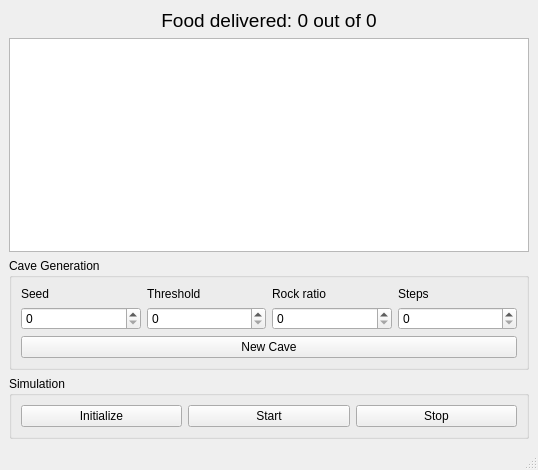
Nargaruga/Ant-Simulator, file main_window.ui: the form before one commit.
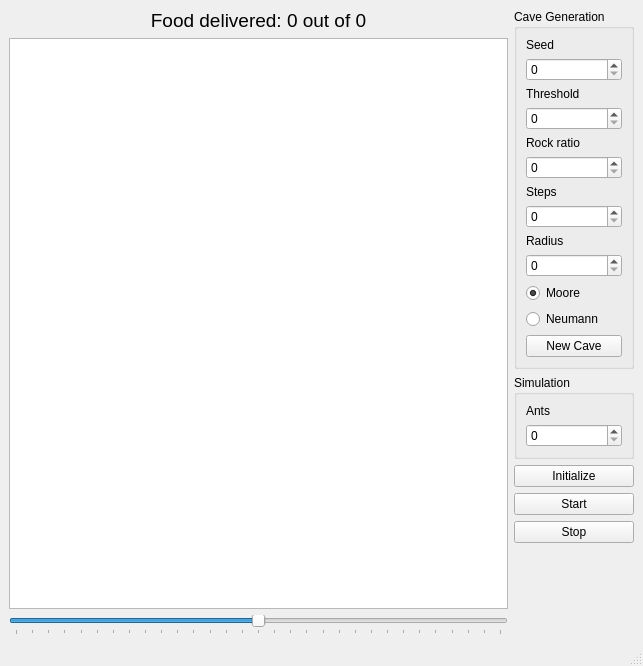
The form after the commit.

Commit message: Added zoom capability and cave generation neighbourhood modes; modified GUI; refactored some code

Diff of the .ui file:
```diff
--- a/main_window.ui
+++ b/main_window.ui
@@ -6,8 +6,8 @@
    <rect>
     <x>0</x>
     <y>0</y>
-    <width>538</width>
-    <height>470</height>
+    <width>643</width>
+    <height>666</height>
    </rect>
   </property>
   <property name="windowTitle">
@@ -16,7 +16,9 @@
   <widget class="QWidget" name="centralwidget">
    <layout class="QVBoxLayout" name="verticalLayout_2">
     <item>
-     <layout class="QHBoxLayout" name="horizontalLayout">
+     <layout class="QHBoxLayout" name="top">
+      <item>
+       <layout class="QVBoxLayout" name="topLeft">
       <item>
        <widget class="QLabel" name="foodCountLbl">
         <property name="font">
@@ -32,10 +34,6 @@
         </property>
        </widget>
       </item>
-     </layout>
-    </item>
-    <item>
-     <layout class="QVBoxLayout" name="verticalLayout">
       <item>
        <widget class="QGraphicsView" name="graphicsView">
         <property name="sizePolicy">
@@ -46,8 +44,33 @@
         </property>
        </widget>
       </item>
-     </layout>
-    </item>
+        <item>
+         <layout class="QHBoxLayout" name="zoomControl">
+          <item>
+           <widget class="QSlider" name="zoomSlider">
+            <property name="minimum">
+             <number>200</number>
+            </property>
+            <property name="maximum">
+             <number>500</number>
+            </property>
+            <property name="value">
+             <number>350</number>
+            </property>
+            <property name="orientation">
+             <enum>Qt::Horizontal</enum>
+            </property>
+            <property name="tickPosition">
+             <enum>QSlider::TicksBelow</enum>
+            </property>
+           </widget>
+          </item>
+         </layout>
+        </item>
+       </layout>
+      </item>
+      <item>
+       <layout class="QVBoxLayout" name="topRight">
     <item>
      <widget class="QGroupBox" name="caveBox">
       <property name="title">
@@ -55,49 +78,76 @@
       </property>
       <layout class="QVBoxLayout" name="verticalLayout_3">
        <item>
-        <layout class="QGridLayout" name="parametersGrid">
-         <item row="0" column="0">
+            <layout class="QVBoxLayout" name="genControl">
+             <item>
           <widget class="QLabel" name="seedLbl">
            <property name="text">
             <string>Seed</string>
            </property>
           </widget>
          </item>
-         <item row="0" column="1">
+             <item>
+              <widget class="QSpinBox" name="seedSB"/>
+             </item>
+             <item>
           <widget class="QLabel" name="thresholdLbl">
            <property name="text">
             <string>Threshold</string>
            </property>
           </widget>
          </item>
-         <item row="0" column="2">
+             <item>
+              <widget class="QSpinBox" name="thresholdSB"/>
+             </item>
+             <item>
           <widget class="QLabel" name="rockRatioLbl">
            <property name="text">
             <string>Rock ratio</string>
            </property>
           </widget>
          </item>
-         <item row="0" column="3">
+             <item>
+              <widget class="QSpinBox" name="rockRatioSB"/>
+             </item>
+             <item>
           <widget class="QLabel" name="stepsLbl">
            <property name="text">
             <string>Steps</string>
            </property>
           </widget>
          </item>
-         <item row="1" column="0">
-          <widget class="QSpinBox" name="seedSB"/>
-         </item>
-         <item row="1" column="1">
-          <widget class="QSpinBox" name="thresholdSB"/>
-         </item>
-         <item row="1" column="2">
-          <widget class="QSpinBox" name="rockRatioSB"/>
-         </item>
-         <item row="1" column="3">
+             <item>
           <widget class="QSpinBox" name="stepsSB"/>
          </item>
-        </layout>
-       </item>
+             <item>
+              <widget class="QLabel" name="radiusLbl">
+               <property name="text">
+                <string>Radius</string>
+               </property>
+              </widget>
+             </item>
+             <item>
+              <widget class="QSpinBox" name="radiusSB"/>
+             </item>
+            </layout>
+           </item>
+           <item>
+            <widget class="QRadioButton" name="mooreRad">
+             <property name="text">
+              <string>Moore</string>
+             </property>
+             <property name="checked">
+              <bool>true</bool>
+             </property>
+            </widget>
+           </item>
+           <item>
+            <widget class="QRadioButton" name="neumannRad">
+             <property name="text">
+              <string>Neumann</string>
+             </property>
+            </widget>
+           </item>
        <item>
         <widget class="QPushButton" name="generateCaveBtn">
          <property name="text">
@@ -113,7 +163,26 @@
       <property name="title">
        <string>Simulation</string>
       </property>
-      <layout class="QHBoxLayout" name="horizontalLayout_2">
+          <layout class="QVBoxLayout" name="verticalLayout_7">
+           <item>
+            <layout class="QVBoxLayout" name="antControl">
+             <item>
+              <widget class="QLabel" name="antsLbl">
+               <property name="text">
+                <string>Ants</string>
+               </property>
+              </widget>
+             </item>
+             <item>
+              <widget class="QSpinBox" name="antsSB"/>
+             </item>
+            </layout>
+           </item>
+          </layout>
+         </widget>
+        </item>
+        <item>
+         <layout class="QVBoxLayout" name="verticalLayout_4">
        <item>
         <widget class="QPushButton" name="initSimBtn">
          <property name="text">
@@ -128,6 +197,8 @@
          </property>
         </widget>
        </item>
+         </layout>
+        </item>
        <item>
         <widget class="QPushButton" name="stopSimBtn">
          <property name="text">
@@ -135,8 +206,22 @@
          </property>
         </widget>
        </item>
-      </layout>
-     </widget>
+        <item>
+         <spacer name="verticalSpacer">
+          <property name="orientation">
+           <enum>Qt::Vertical</enum>
+          </property>
+          <property name="sizeHint" stdset="0">
+           <size>
+            <width>20</width>
+            <height>40</height>
+           </size>
+          </property>
+         </spacer>
+        </item>
+       </layout>
+      </item>
+     </layout>
     </item>
    </layout>
   </widget>
```
Left out of the diff: 2 changed lines with no effect on the pictures. Lines whose indentation alone changed are shown as unchanged. The commit also changes 8 other files.
